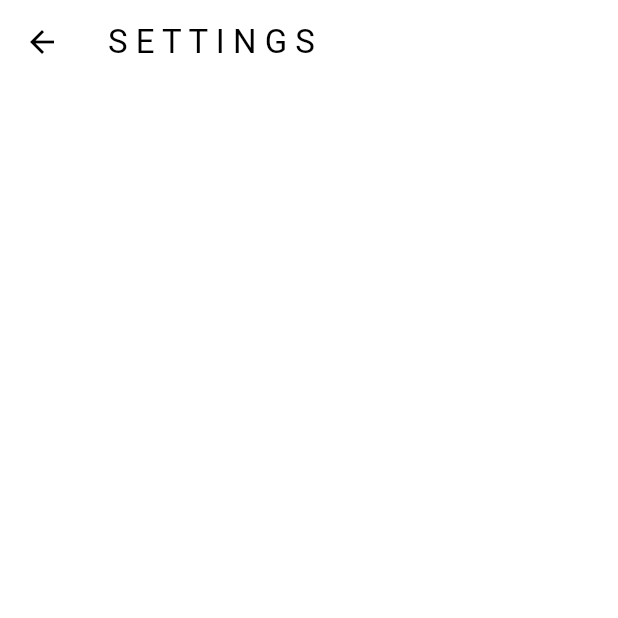
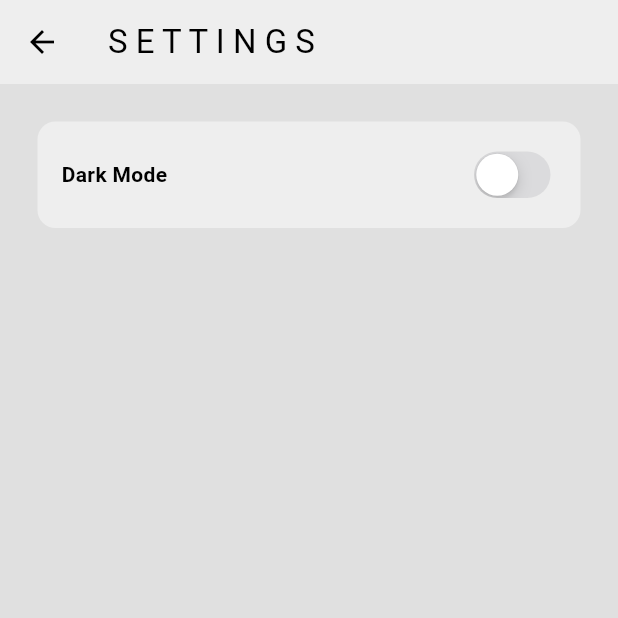
Before and after one commit to Anton-Kulik-1998/minimal_music_player, a Flutter app: the screen it shows after launch, in the side drawer, after a tap on "S E T T I N G S", on a phone screen of 412 x 824 dp, the top half of it. Run offline on Flutter 3.47's test engine with Material 3 defaults, Android fonts, the phone set to English and light mode, and no system bars.

Commit message:
Вёрстка экрана настроек

```diff
--- a/lib/pages/settings_page.dart
+++ b/lib/pages/settings_page.dart
@@ -1,13 +1,43 @@
+import 'package:flutter/cupertino.dart';
 import 'package:flutter/material.dart';
+import 'package:minimal_music_player/themes/theme_provider.dart';
+import 'package:provider/provider.dart';
 
 class SettingsPage extends StatelessWidget {
   const SettingsPage({super.key});
 
   @override
   Widget build(BuildContext context) {
+    ThemeData theme = Theme.of(context);
     return Scaffold(
+      backgroundColor: theme.colorScheme.background,
       appBar: AppBar(
         title: const Text("S E T T I N G S"),
+        backgroundColor: theme.colorScheme.secondary,
+      ),
+      body: Container(
+        decoration: BoxDecoration(
+          color: theme.colorScheme.secondary,
+          borderRadius: BorderRadius.circular(12),
+        ),
+        padding: const EdgeInsets.all(16),
+        margin: const EdgeInsets.all(25),
+        child: Row(
+          mainAxisAlignment: MainAxisAlignment.spaceBetween,
+          children: [
+            const Text(
+              "Dark Mode",
+              style: TextStyle(fontWeight: FontWeight.bold),
+            ),
+            CupertinoSwitch(
+              value:
+                  Provider.of<ThemeProvider>(context, listen: false).isDarkMode,
+              onChanged: (value) =>
+                  Provider.of<ThemeProvider>(context, listen: false)
+                      .toggleTheme(),
+            )
+          ],
+        ),
       ),
     );
   }
```
